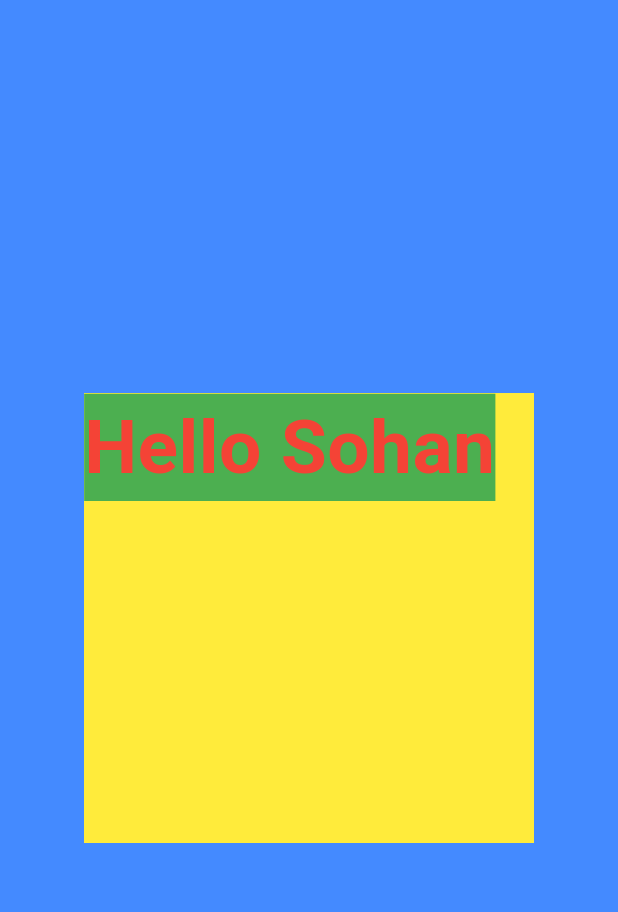
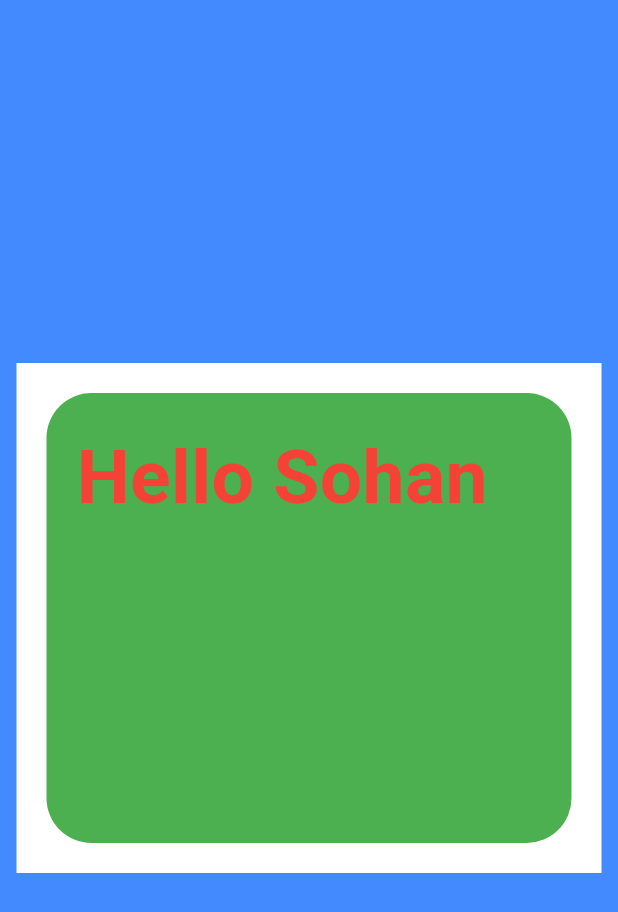
Before and after one commit to ProgrammerSohan/Mobile-App-With-Dart-Flutter, a Flutter app: the screen it shows after launch, on a phone screen of 412 x 824 dp. Shown: the top 912 px of the screen. Run offline on Flutter 3.47's test engine with Material 3 defaults, Android fonts, the phone set to English and light mode, and no system bars.

Commit message:
8.2-container related in flutter

```diff
--- a/lib/main.dart
+++ b/lib/main.dart
@@ -15,17 +15,27 @@ class MyApp extends StatelessWidget {
         backgroundColor: Colors.blueAccent,
         body: SafeArea(
           child: Center(
+
             child: Container(
+                color: Colors.white,
+              child: Container(
+                margin: EdgeInsets.all(20),
+                padding: EdgeInsets.all(20),
                 height: 300,
-              width: 300,
-              color: Colors.yellow,
+                width: 350,
+                decoration: BoxDecoration(
+                    borderRadius: BorderRadius.circular(30),
+                        color: Colors.green
+                ),
+               // color: Colors.yellow,
                 child: Text(
                   "Hello Sohan",
                   style: TextStyle(
                     fontSize: 50,
                     fontWeight: FontWeight.bold,
-                  backgroundColor: Colors.green,
+
                     color: Colors.red,
+                  ),
                 ),
               ),
             ),
```
Lines whose indentation alone changed are shown as unchanged.
